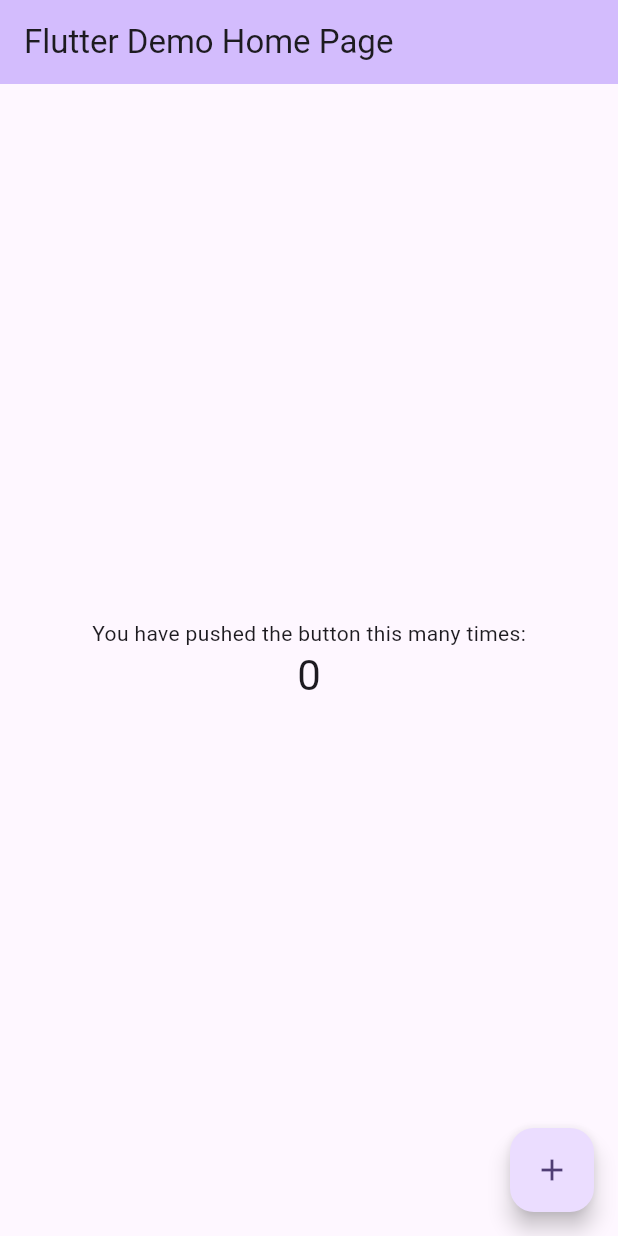
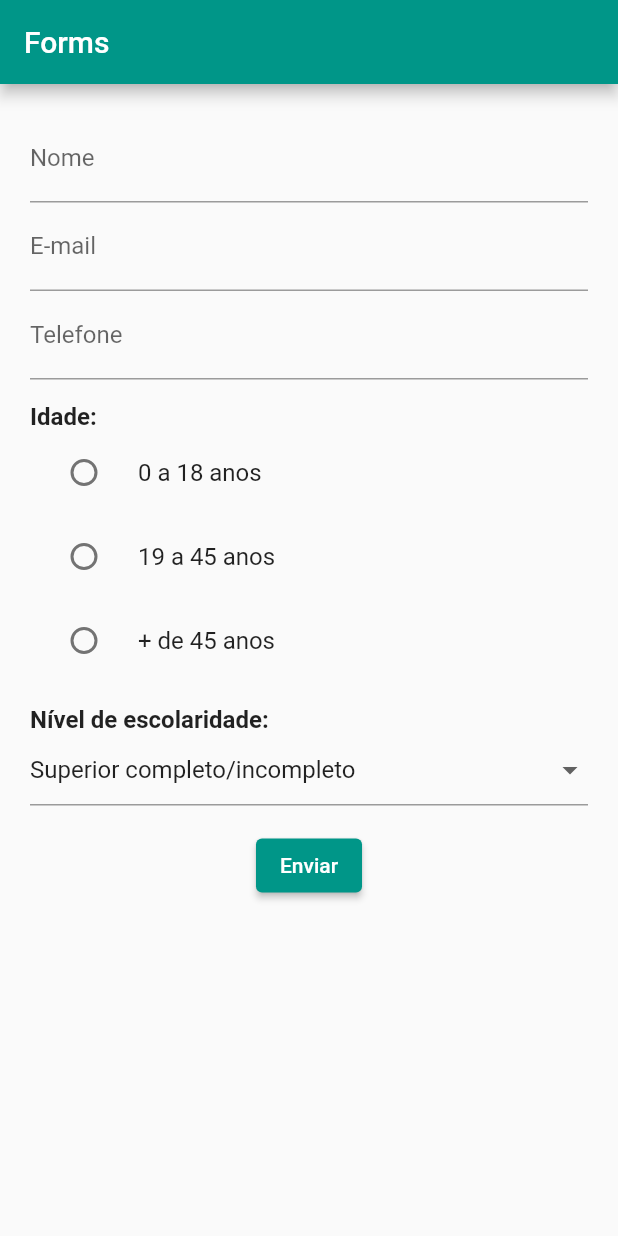
Before and after one commit to IsaKaillany/POO-Dart, a Flutter app: the screen it shows after launch, on a phone screen of 412 x 824 dp. Run offline on Flutter 3.47's test engine with Material 2 defaults, Android fonts, the phone set to English and light mode, and no system bars; our stand-ins replace flutter_hooks, transparent_image.

Commit message:
add forms

```diff
--- a/tarefa_6/lib/main.dart
+++ b/tarefa_6/lib/main.dart
@@ -1,125 +1,161 @@
-import 'package:flutter/material.dart';
+import "package:flutter/material.dart";
 
-void main() {
-  runApp(const MyApp());
-}
+void main() => runApp(MyApp());
 
 class MyApp extends StatelessWidget {
-  const MyApp({super.key});
-
-  // This widget is the root of your application.
   @override
   Widget build(BuildContext context) {
     return MaterialApp(
-      title: 'Flutter Demo',
-      theme: ThemeData(
-        // This is the theme of your application.
-        //
-        // TRY THIS: Try running your application with "flutter run". You'll see
-        // the application has a blue toolbar. Then, without quitting the app,
-        // try changing the seedColor in the colorScheme below to Colors.green
-        // and then invoke "hot reload" (save your changes or press the "hot
-        // reload" button in a Flutter-supported IDE, or press "r" if you used
-        // the command line to start the app).
-        //
-        // Notice that the counter didn't reset back to zero; the application
-        // state is not lost during the reload. To reset the state, use hot
-        // restart instead.
-        //
-        // This works for code too, not just values: Most code changes can be
-        // tested with just a hot reload.
-        colorScheme: ColorScheme.fromSeed(seedColor: Colors.deepPurple),
-        useMaterial3: true,
+        theme: ThemeData(primarySwatch: Colors.teal),
+        debugShowCheckedModeBanner: false,
+        home: Scaffold(
+            appBar: AppBar(
+                title: Text("Forms"),
             ),
-      home: const MyHomePage(title: 'Flutter Demo Home Page'),
+            body: MyForm(),
+        ),
     );
   }
 }
 
-class MyHomePage extends StatefulWidget {
-  const MyHomePage({super.key, required this.title});
-
-  // This widget is the home page of your application. It is stateful, meaning
-  // that it has a State object (defined below) that contains fields that affect
-  // how it looks.
-
-  // This class is the configuration for the state. It holds the values (in this
-  // case the title) provided by the parent (in this case the App widget) and
-  // used by the build method of the State. Fields in a Widget subclass are
-  // always marked "final".
-
-  final String title;
-
+class MyForm extends StatefulWidget {
     @override
-  State<MyHomePage> createState() => _MyHomePageState();
+    _MyFormState createState() => _MyFormState();
 }
 
-class _MyHomePageState extends State<MyHomePage> {
-  int _counter = 0;
-
-  void _incrementCounter() {
-    setState(() {
-      // This call to setState tells the Flutter framework that something has
-      // changed in this State, which causes it to rerun the build method below
-      // so that the display can reflect the updated values. If we changed
-      // _counter without calling setState(), then the build method would not be
-      // called again, and so nothing would appear to happen.
-      _counter++;
-    });
-  }
+class _MyFormState extends State<MyForm> {
+    final _formKey = GlobalKey<FormState>();
+    String _age = "";
+    String _education = "sup";
 
     @override
     Widget build(BuildContext context) {
-    // This method is rerun every time setState is called, for instance as done
-    // by the _incrementCounter method above.
-    //
-    // The Flutter framework has been optimized to make rerunning build methods
-    // fast, so that you can just rebuild anything that needs updating rather
-    // than having to individually change instances of widgets.
-    return Scaffold(
-      appBar: AppBar(
-        // TRY THIS: Try changing the color here to a specific color (to
-        // Colors.amber, perhaps?) and trigger a hot reload to see the AppBar
-        // change color while the other colors stay the same.
-        backgroundColor: Theme.of(context).colorScheme.inversePrimary,
-        // Here we take the value from the MyHomePage object that was created by
-        // the App.build method, and use it to set our appbar title.
-        title: Text(widget.title),
+        return Container(
+            padding: EdgeInsets.all(20),
+            child: Form(
+                key: _formKey,
+                child: Column(
+                    children: <Widget>[
+                        TextFormField(
+                            decoration: InputDecoration(
+                                labelText: "Nome",
                             ),
-      body: Center(
-        // Center is a layout widget. It takes a single child and positions it
-        // in the middle of the parent.
-        child: Column(
-          // Column is also a layout widget. It takes a list of children and
-          // arranges them vertically. By default, it sizes itself to fit its
-          // children horizontally, and tries to be as tall as its parent.
-          //
-          // Column has various properties to control how it sizes itself and
-          // how it positions its children. Here we use mainAxisAlignment to
-          // center the children vertically; the main axis here is the vertical
-          // axis because Columns are vertical (the cross axis would be
-          // horizontal).
-          //
-          // TRY THIS: Invoke "debug painting" (choose the "Toggle Debug Paint"
-          // action in the IDE, or press "p" in the console), to see the
-          // wireframe for each widget.
-          mainAxisAlignment: MainAxisAlignment.center,
+                            validator: (value) {
+                                if (value!.isEmpty) {
+                                    return "Por favor, digite seu nome";
+                                }
+                                return null;
+                            },
+                        ),
+                        TextFormField(
+                            keyboardType: TextInputType.emailAddress,
+                            decoration: InputDecoration(
+                                labelText: "E-mail",
+                            ),
+                            validator: (value) {
+                                if (value!.isEmpty) {
+                                    return "Por favor, digite seu e-mail";
+                                }
+                                return null;
+                            },
+                        ),
+                        TextFormField(
+                            keyboardType: TextInputType.number,
+                            decoration: InputDecoration(
+                                labelText: "Telefone",
+                            ),
+                            validator: (value) {
+                                if (value!.isEmpty) {
+                                    return "Por favor, digite seu telefone";
+                                }
+                                return null;
+                            },
+                        ),
+                        SizedBox(height: 15),
+                        Column(
+                            crossAxisAlignment: CrossAxisAlignment.start,
                             children: <Widget>[
-            const Text(
-              'You have pushed the button this many times:',
+                                Text(
+                                    "Idade:",
+                                    style: TextStyle(fontSize: 16, fontWeight: FontWeight.bold),
                                 ),
+                                RadioListTile<String>(
+                                    title: Text("0 a 18 anos"),
+                                    value: "0-18",
+                                    groupValue: _age,
+                                    onChanged: (value) {
+                                        setState(() {
+                                            _age = value!;
+                                        });
+                                    },
+                                ),
+                                RadioListTile<String>(
+                                    title: Text("19 a 45 anos"),
+                                    value: "19-40",
+                                    groupValue: _age,
+                                    onChanged: (value) {
+                                        setState(() {
+                                            _age = value!;
+                                        });
+                                    },
+                                ),
+                                RadioListTile<String>(
+                                    title: Text("+ de 45 anos"),
+                                    value: "+45",
+                                    groupValue: _age,
+                                    onChanged: (value) {
+                                        setState(() {
+                                            _age = value!;
+                                        });
+                                    },
+                                ),
+                                SizedBox(height: 15),
                                 Text(
-              '$_counter',
-              style: Theme.of(context).textTheme.headlineMedium,
+                                    "Nível de escolaridade:",
+                                    style: TextStyle(fontSize: 16, fontWeight: FontWeight.bold),
+                                ),
+                                DropdownButtonFormField<String>(
+                                    value: _education,
+                                    items: [
+                                        DropdownMenuItem(
+                                            child: Text("Superior completo/incompleto"),
+                                            value: "sup",
+                                        ),
+                                        DropdownMenuItem(
+                                            child: Text("Ensino médio completo/incompleto"),
+                                            value: "em",
+                                        ),
+                                        DropdownMenuItem(
+                                            child: Text("Ensino fundamental completo/incompleto"),
+                                            value: "ef",
+                                        ),
+                                    ],
+                                    onChanged: (value) {
+                                        setState(() {
+                                            _education = value!;
+                                        });
+                                    },
+                                ),
+                            ],
+                        ),
+                        Padding(
+                            padding: const EdgeInsets.symmetric(vertical: 16.0),
+                            child: ElevatedButton(
+                                onPressed: () {
+                                    if (_formKey.currentState!.validate()) {
+                                        ScaffoldMessenger.of(context).showSnackBar(
+                                            SnackBar(
+                                                content: Text("Formulário em processamento"),
+                                            ),
+                                        );
+                                    }
+                                },
+                                child: Text("Enviar"),
+                            ),
                         ),
                     ],
                 ),
             ),
-      floatingActionButton: FloatingActionButton(
-        onPressed: _incrementCounter,
-        tooltip: 'Increment',
-        child: const Icon(Icons.add),
-      ), // This trailing comma makes auto-formatting nicer for build methods.
         );
     }
 }
```
Lines whose indentation alone changed are shown as unchanged.
